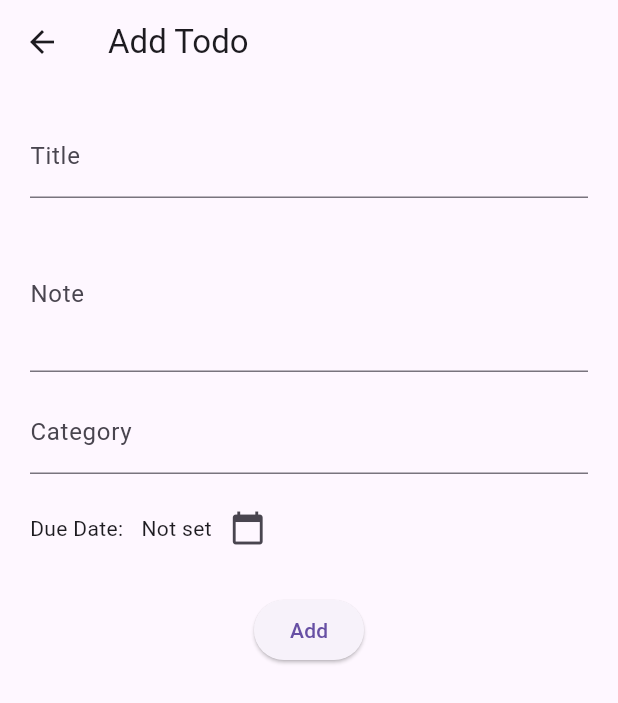
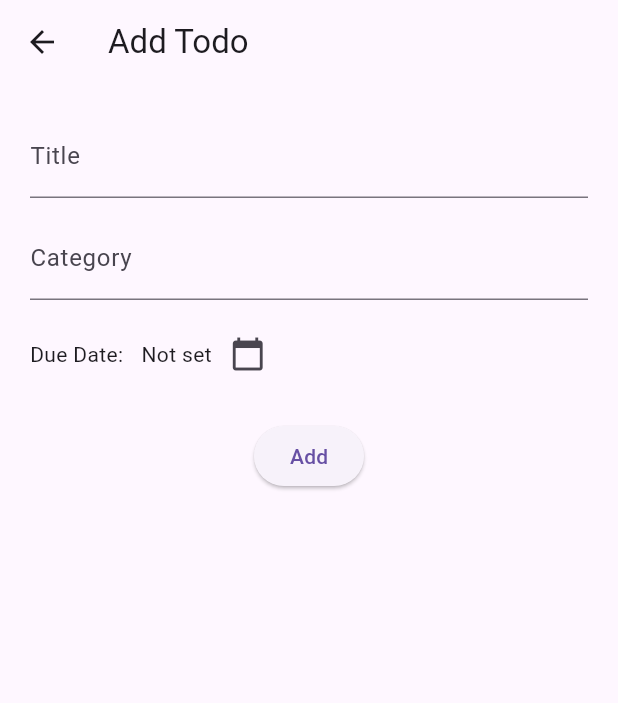
Before and after one commit to SSmikey/Flutter_todo_list, a Flutter app: the TodoFormPage screen opened by its route, after a tap on "Add", on a phone screen of 412 x 824 dp. Shown: the top 703 px of the screen. Run offline on Flutter 3.47's test engine with Material 3 defaults, Android fonts, the phone set to English and light mode, and no system bars; our stand-ins replace get, get_storage; accounts and stored records are empty.

Commit message:
conf-method/todo

```diff
--- a/lib/app/views/todo_form_page.dart
+++ b/lib/app/views/todo_form_page.dart
@@ -14,7 +14,7 @@ class TodoFormPage extends StatefulWidget {
 class _TodoFormPageState extends State<TodoFormPage> {
   final todoCtrl = Get.find<TodoController>();
   final titleCtrl = TextEditingController();
-  final noteCtrl = TextEditingController();
+  // final noteCtrl = TextEditingController();
   final categoryCtrl = TextEditingController();
   DateTime? dueDate;
 
@@ -25,9 +25,9 @@ class _TodoFormPageState extends State<TodoFormPage> {
     super.initState();
     final args = Get.arguments;
     if (args != null && args['todo'] != null) {
-      final Todo todo = args['todo'];
+      final TodoModel todo = args['todo'];
       titleCtrl.text = todo.title;
-      noteCtrl.text = todo.note ?? '';
+      // noteCtrl.text = todo.note ?? '';
       categoryCtrl.text = todo.category ?? '';
       dueDate = todo.dueDate;
       index = args['index'];
@@ -47,12 +47,12 @@ class _TodoFormPageState extends State<TodoFormPage> {
               decoration: const InputDecoration(labelText: 'Title'),
             ),
             const SizedBox(height: 12),
-            TextField(
-              controller: noteCtrl,
-              decoration: const InputDecoration(labelText: 'Note'),
-              maxLines: 3,
-            ),
-            const SizedBox(height: 12),
+            // TextField(
+            //   controller: noteCtrl,
+            //   decoration: const InputDecoration(labelText: 'Note'),
+            //   maxLines: 3,
+            // ),
+            // const SizedBox(height: 12),
             TextField(
               controller: categoryCtrl,
               decoration: const InputDecoration(labelText: 'Category'),
@@ -87,21 +87,15 @@ class _TodoFormPageState extends State<TodoFormPage> {
             ElevatedButton(
               onPressed: () {
                 final title = titleCtrl.text.trim();
-                final note = noteCtrl.text.trim();
+                // final note = noteCtrl.text.trim();
                 final category = categoryCtrl.text.trim();
                 if (title.isEmpty) return;
 
-                final todo = Todo(
-                  title: title,
-                  note: note,
-                  category: category,
-                  dueDate: dueDate,
-                );
-
                 if (index == null) {
-                  todoCtrl.addTodo(todo);
+                  todoCtrl.addTodo(title, category, dueDate);
                 } else {
-                  todoCtrl.updateTodo(index!, todo);
+                  // หากต้องการแก้ไข ต้องเพิ่มเมธอด updateTodo ใน controller
+                  // todoCtrl.updateTodo(index!, todo);
                 }
 
                 Get.back();
```
Also changed, not shown: lib/app/controllers/todo_controller.dart (+18 -0 lines), lib/app/views/home_page.dart (+0 -19 lines).
